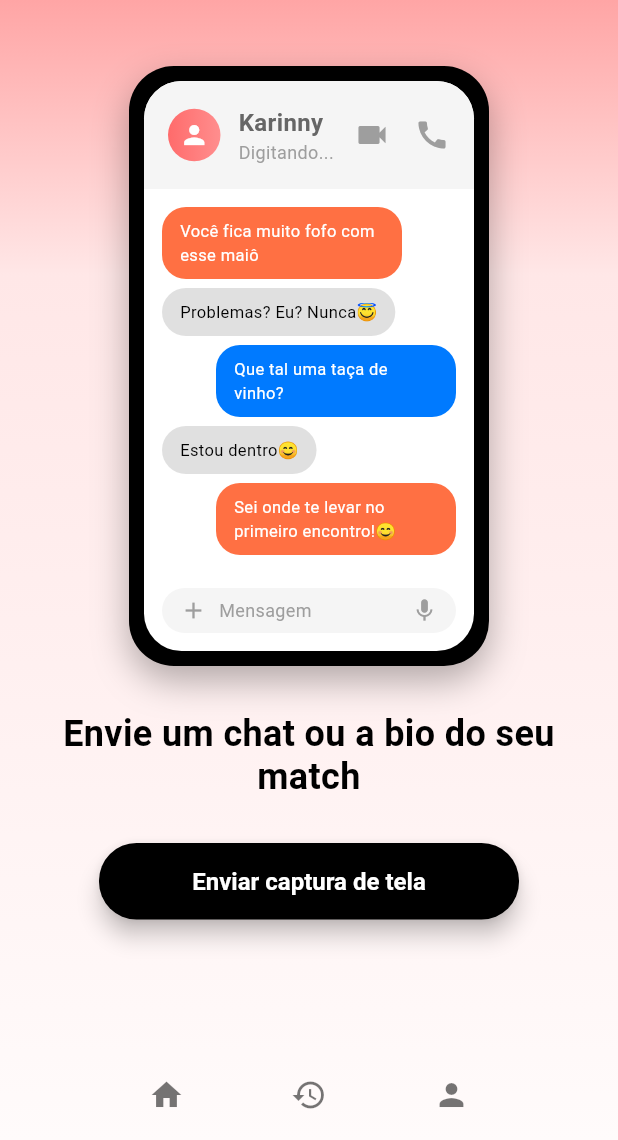
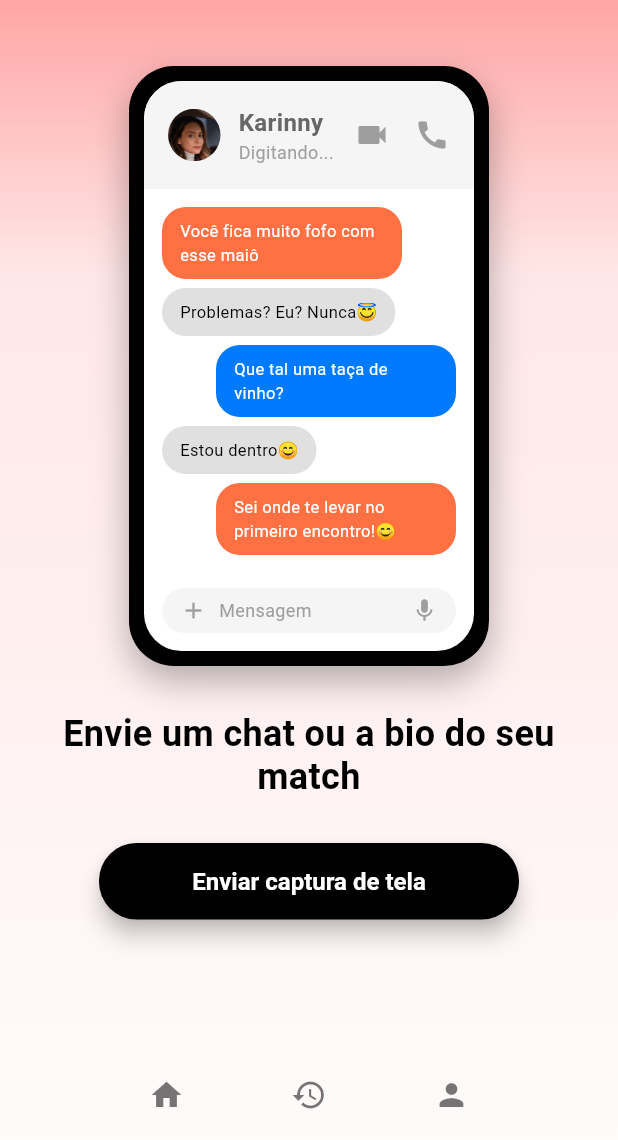
Before and after one commit to vanzer80/flert-ai, a Flutter app: the screen it shows after launch, on a phone screen of 412 x 824 dp, the part 96-1236 px from its top. Run offline on Flutter 3.47's test engine with Material 3 defaults, Android fonts, the phone set to English and light mode, and no system bars; our stand-ins replace image_picker, supabase_flutter; accounts and stored records are empty; Roboto replaces fonts that are missing (Nunito).

Commit message:
feat: Add real profile photo to home screen mockup
CHANGE: Replace generic avatar icon with real profile photo

What changed:
- Added profile_karinny.jpg to assets/images/ (15.9 KB)
- Updated home_screen.dart avatar to use AssetImage
- Replaced gradient Icon with real photo
- Maintained circular border radius (17.5)
- BoxFit.cover for proper image scaling

Visual improvements:
✅ Real profile photo instead of generic icon
✅ Professional appearance
✅ Better user engagement
✅ More realistic mockup demonstration

Files modified:
- assets/images/profile_karinny.jpg (NEW)
- lib/apresentacao/paginas/home_screen.dart

Technical details:
- Image: AssetImage from assets/images/
- Size: 35x35 circular avatar
- BorderRadius: 17.5 (circular)
- Fit: cover (fills container)

Benefits:
- More realistic home screen mockup
- Better visual appeal
- Professional presentation
- Improved user experience

```diff
--- a/lib/apresentacao/paginas/home_screen.dart
+++ b/lib/apresentacao/paginas/home_screen.dart
@@ -197,12 +197,10 @@ class HomeScreen extends StatelessWidget {
                           height: 35,
                           decoration: BoxDecoration(
                             borderRadius: BorderRadius.circular(17.5),
-                            gradient: AppColors.primaryGradient,
-                          ),
-                          child: const Icon(
-                            Icons.person,
-                            color: Colors.white,
-                            size: 20,
+                            image: const DecorationImage(
+                              image: AssetImage('assets/images/profile_karinny.jpg'),
+                              fit: BoxFit.cover,
+                            ),
                           ),
                         ),
                         const SizedBox(width: 12),
```
Also changed, not shown: assets/images/profile_karinny.jpg (added).
